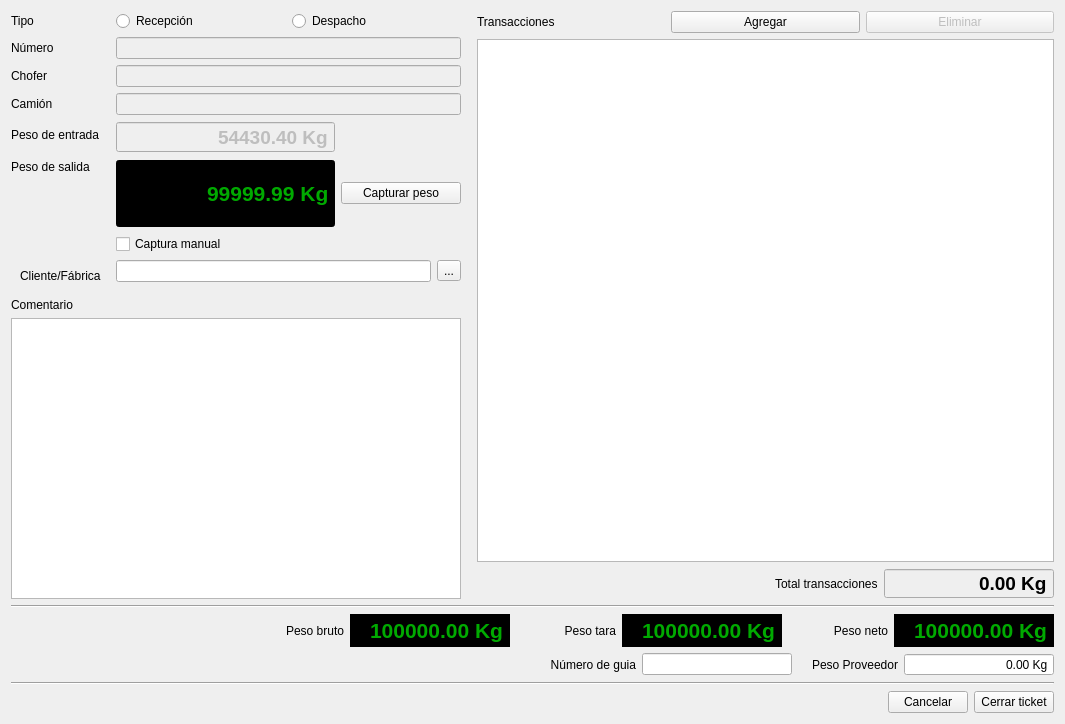
Old version of the form romano/ui/close_ticket.ui in the repository elshaka/Romano.
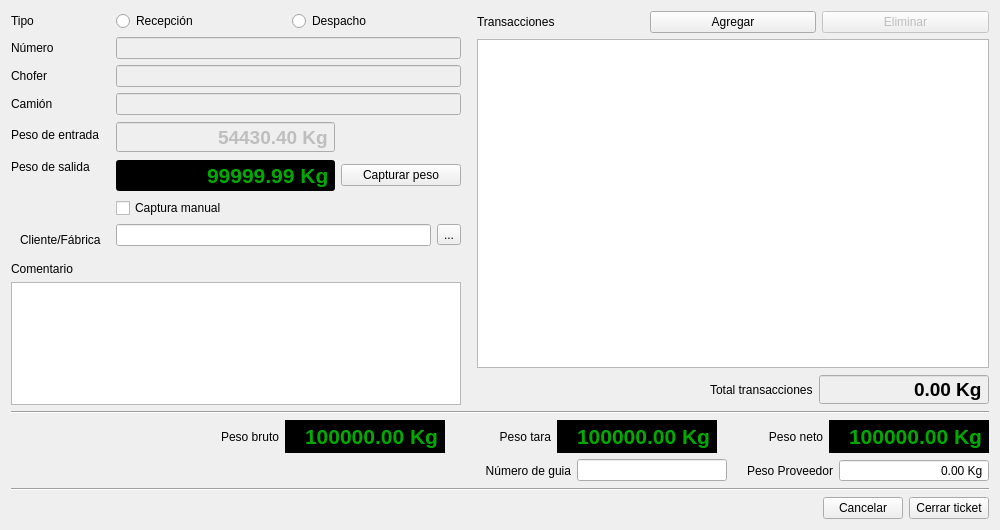
New version of the form. Icons and pictures are not drawn.

Patch:
```diff
--- a/romano/ui/close_ticket.ui
+++ b/romano/ui/close_ticket.ui
@@ -6,8 +6,8 @@
    <rect>
     <x>0</x>
     <y>0</y>
-    <width>1065</width>
-    <height>724</height>
+    <width>1000</width>
+    <height>530</height>
    </rect>
   </property>
   <property name="minimumSize">
@@ -30,7 +30,7 @@
          <height>16777215</height>
         </size>
        </property>
-       <layout class="QVBoxLayout" name="ticketLayout" stretch="0,0,0">
+       <layout class="QVBoxLayout" name="ticketLayout" stretch="0,0,0,0">
         <property name="margin">
          <number>0</number>
         </property>
@@ -324,6 +324,19 @@
           </property>
          </widget>
         </item>
+        <item>
+         <spacer name="verticalSpacer">
+          <property name="orientation">
+           <enum>Qt::Vertical</enum>
+          </property>
+          <property name="sizeHint" stdset="0">
+           <size>
+            <width>20</width>
+            <height>40</height>
+           </size>
+          </property>
+         </spacer>
+        </item>
        </layout>
       </widget>
      </item>
```
